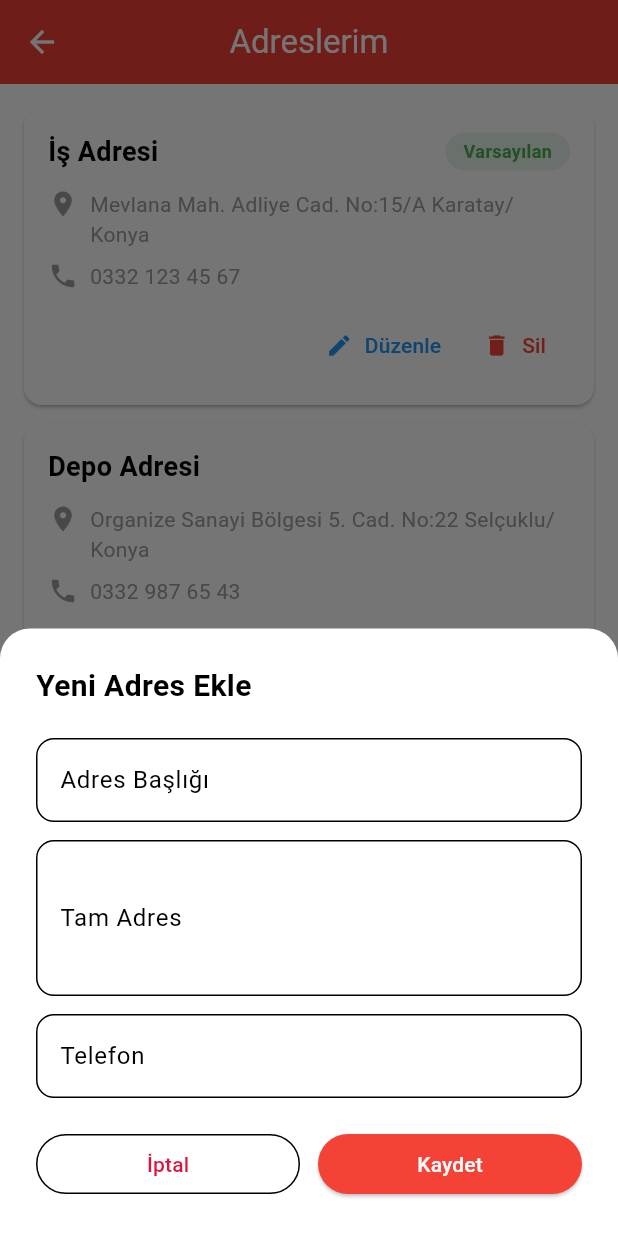
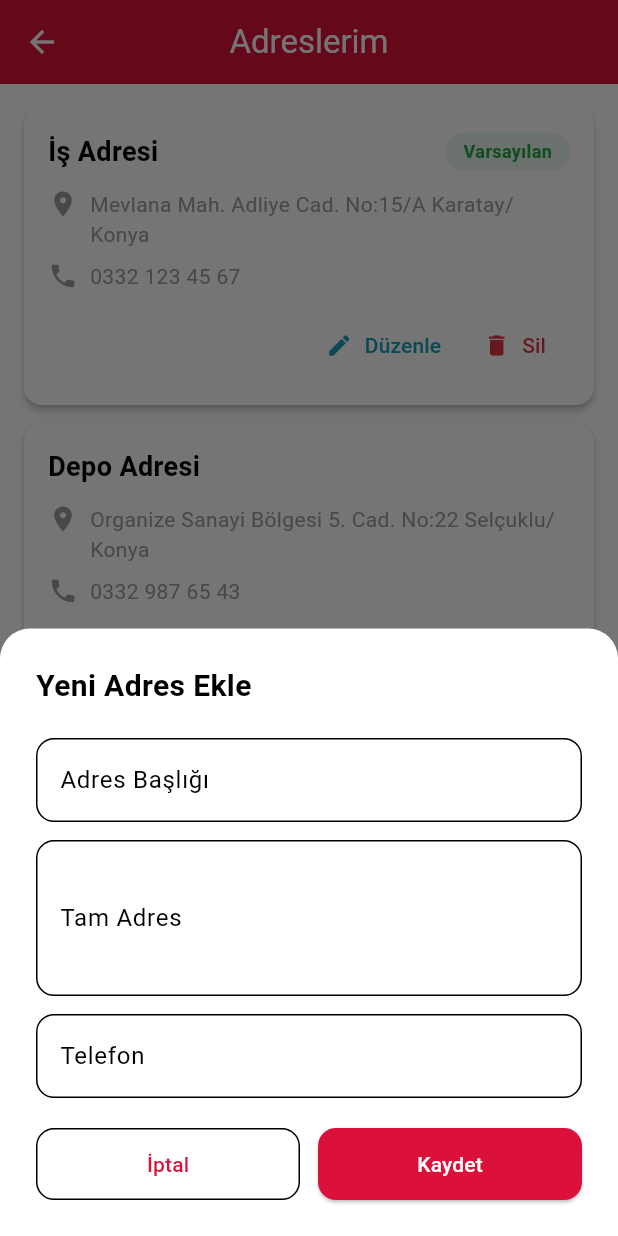
Before and after one commit to MuhammedEbrar/kaptan-catering-mobile, a Flutter app: the AddressesScreen screen opened directly, after a tap on the "add" icon, on a phone screen of 412 x 824 dp. Run offline on Flutter 3.47's test engine with Material 3 defaults, Android fonts, the light colour scheme and no system bars; our stand-ins replace dio, flutter_secure_storage, get_it, shared_preferences, shimmer; accounts and stored records are empty.

Commit message:
feat: Tüm sayfalarda renk tutarlılığı (AppColors) ve favoriler özelliği eklendi

```diff
--- a/lib/core/constants/app_colors.dart
+++ b/lib/core/constants/app_colors.dart
@@ -2,9 +2,9 @@ import 'package:flutter/material.dart';
 
 class AppColors {
   // Kaptan Catering Marka Renkleri
-  static const Color primary = Color(0xFFDC143C);
-  static const Color primaryDark = Color(0xFFB22222);
-  static const Color primaryLight = Color(0xFFFF6B6B);
+  static const Color primary = Color.fromARGB(255, 219, 17, 57);
+  static const Color primaryDark = Color.fromARGB(255, 219, 17, 57);
+  static const Color primaryLight = Color.fromARGB(255, 219, 17, 57);
 
   static const Color background = Color(0xFFFFFFFF);
   static const Color backgroundLight = Color(0xFFF8F9FA);
--- a/lib/main.dart
+++ b/lib/main.dart
@@ -11,6 +11,7 @@ import 'presentation/providers/product_provider.dart';
 import 'presentation/providers/category_provider.dart';
 import 'presentation/providers/cart_provider.dart';
 import 'presentation/providers/order_provider.dart';
+import 'presentation/providers/favorite_provider.dart';
 import 'presentation/screens/auth/login_screen.dart';
 import 'presentation/screens/main_screen.dart';
 
@@ -44,6 +45,9 @@ class KaptanCateringApp extends StatelessWidget {
         ),
         ChangeNotifierProvider(
           create: (_) => OrderProvider(getIt<OrderRepository>()),
+        ),
+        ChangeNotifierProvider(
+          create: (_) => FavoriteProvider()..loadFavorites(),
         ),
       ],
       child: MaterialApp(
--- a/lib/presentation/screens/addresses/addresses_screen.dart
+++ b/lib/presentation/screens/addresses/addresses_screen.dart
@@ -1,4 +1,5 @@
 import 'package:flutter/material.dart';
+import '../../../core/constants/app_colors.dart';
 
 class AddressesScreen extends StatefulWidget {
   const AddressesScreen({Key? key}) : super(key: key);
@@ -29,7 +30,7 @@ class _AddressesScreenState extends State<AddressesScreen> {
     return Scaffold(
       appBar: AppBar(
         title: const Text('Adreslerim'),
-        backgroundColor: Colors.red,
+        backgroundColor: AppColors.primary,
       ),
       body: _addresses.isEmpty
           ? _buildEmptyState()
@@ -44,7 +45,7 @@ class _AddressesScreenState extends State<AddressesScreen> {
         onPressed: () {
           _showAddAddressDialog();
         },
-        backgroundColor: Colors.red,
+        backgroundColor: AppColors.primary,
         child: const Icon(Icons.add, color: Colors.white),
       ),
     );
@@ -85,7 +86,7 @@ class _AddressesScreenState extends State<AddressesScreen> {
               style: TextStyle(color: Colors.white),
             ),
             style: ElevatedButton.styleFrom(
-              backgroundColor: Colors.red,
+              backgroundColor: AppColors.primary,
               padding: const EdgeInsets.symmetric(horizontal: 32, vertical: 12),
             ),
           ),
@@ -97,6 +98,10 @@ class _AddressesScreenState extends State<AddressesScreen> {
   Widget _buildAddressCard(Map<String, dynamic> address, int index) {
     return Card(
       margin: const EdgeInsets.only(bottom: 12),
+      elevation: 2,
+      shape: RoundedRectangleBorder(
+        borderRadius: BorderRadius.circular(12),
+      ),
       child: Padding(
         padding: const EdgeInsets.all(16),
         child: Column(
@@ -120,13 +125,13 @@ class _AddressesScreenState extends State<AddressesScreen> {
                       vertical: 4,
                     ),
                     decoration: BoxDecoration(
-                      color: Colors.green[50],
+                      color: AppColors.success.withOpacity(0.1),
                       borderRadius: BorderRadius.circular(20),
                     ),
                     child: const Text(
                       'Varsayılan',
                       style: TextStyle(
-                        color: Colors.green,
+                        color: AppColors.success,
                         fontSize: 12,
                         fontWeight: FontWeight.bold,
                       ),
@@ -169,7 +174,7 @@ class _AddressesScreenState extends State<AddressesScreen> {
                   },
                   icon: const Icon(Icons.edit, size: 18),
                   label: const Text('Düzenle'),
-                  style: TextButton.styleFrom(foregroundColor: Colors.blue),
+                  style: TextButton.styleFrom(foregroundColor: AppColors.info),
                 ),
                 TextButton.icon(
                   onPressed: () {
@@ -177,7 +182,7 @@ class _AddressesScreenState extends State<AddressesScreen> {
                   },
                   icon: const Icon(Icons.delete, size: 18),
                   label: const Text('Sil'),
-                  style: TextButton.styleFrom(foregroundColor: Colors.red),
+                  style: TextButton.styleFrom(foregroundColor: AppColors.error),
                 ),
               ],
             ),
@@ -247,6 +252,12 @@ class _AddressesScreenState extends State<AddressesScreen> {
                       onPressed: () {
                         Navigator.pop(context);
                       },
+                      style: OutlinedButton.styleFrom(
+                        padding: const EdgeInsets.symmetric(vertical: 14),
+                        shape: RoundedRectangleBorder(
+                          borderRadius: BorderRadius.circular(12),
+                        ),
+                      ),
                       child: const Text('İptal'),
                     ),
                   ),
@@ -258,12 +269,16 @@ class _AddressesScreenState extends State<AddressesScreen> {
                         ScaffoldMessenger.of(context).showSnackBar(
                           const SnackBar(
                             content: Text('Adres eklendi!'),
-                            backgroundColor: Colors.green,
+                            backgroundColor: AppColors.success,
                           ),
                         );
                       },
                       style: ElevatedButton.styleFrom(
-                        backgroundColor: Colors.red,
+                        backgroundColor: AppColors.primary,
+                        padding: const EdgeInsets.symmetric(vertical: 14),
+                        shape: RoundedRectangleBorder(
+                          borderRadius: BorderRadius.circular(12),
+                        ),
                       ),
                       child: const Text(
                         'Kaydet',
@@ -308,13 +323,13 @@ class _AddressesScreenState extends State<AddressesScreen> {
               ScaffoldMessenger.of(context).showSnackBar(
                 const SnackBar(
                   content: Text('Adres silindi'),
-                  backgroundColor: Colors.red,
+                  backgroundColor: AppColors.error,
                 ),
               );
             },
             child: const Text(
               'Sil',
-              style: TextStyle(color: Colors.red),
+              style: TextStyle(color: AppColors.error),
             ),
           ),
         ],
--- a/lib/presentation/widgets/empty_state_widget.dart
+++ b/lib/presentation/widgets/empty_state_widget.dart
@@ -1,4 +1,5 @@
 import 'package:flutter/material.dart';
+import '../../core/constants/app_colors.dart';
 
 class EmptyStateWidget extends StatelessWidget {
   final IconData icon;
@@ -71,7 +72,7 @@ class EmptyStateWidget extends StatelessWidget {
               ElevatedButton(
                 onPressed: onButtonPressed,
                 style: ElevatedButton.styleFrom(
-                  backgroundColor: Colors.red,
+                  backgroundColor: AppColors.primary,
                   foregroundColor: Colors.white,
                   padding: const EdgeInsets.symmetric(
                     horizontal: 32,
```
Also changed, not shown: lib/presentation/providers/favorite_provider.dart (added, +95 -0 lines), lib/presentation/screens/favorites/favorites_screen.dart (+6 -5 lines), lib/presentation/screens/orders/orders_screen.dart (+9 -8 lines), lib/presentation/screens/products/product_detail_screen.dart (+21 -4 lines), lib/presentation/screens/profile/edit_profile_screen.dart (+14 -5 lines), lib/presentation/screens/profile/profile_screen.dart (+7 -6 lines), lib/presentation/screens/settings/settings_screen.dart (+41 -20 lines).
